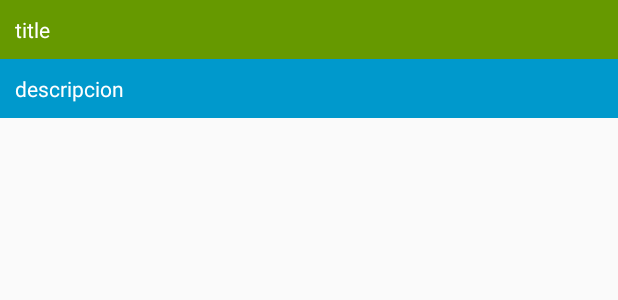
After one commit to SergioEstebanP/TFG-PigmentationDatabaseApp, an Android app: the layout fragment_informacion_pigmento.xml on its own in the app's theme, with its tools: preview values and no code run, on a phone screen of 412 x 824 dp. The commit adds this screen. Shown: the top 300 px of the screen. Run offline under Robolectric (Android 15) with nearby library versions, the phone set to English and light mode, and no system bars.

Commit message:
Conseguido mostrar desplegables en la aplicación

```diff
--- a/app/build.gradle
+++ b/app/build.gradle
@@ -20,6 +20,7 @@ android {
 
 dependencies {
     implementation fileTree(dir: 'libs', include: ['*.jar'])
+    implementation 'com.alespero:expandable-cardview:0.6'
     implementation 'com.android.support:appcompat-v7:28.0.0'
     implementation 'com.android.support.constraint:constraint-layout:1.1.3'
     implementation 'com.android.support:support-v4:28.0.0'
--- a/app/src/main/AndroidManifest.xml
+++ b/app/src/main/AndroidManifest.xml
@@ -11,12 +11,13 @@
         android:supportsRtl="true"
         android:theme="@style/AppTheme"
         tools:ignore="GoogleAppIndexingWarning">
-        <activity android:name=".subMenus.finalViews.InformacionPigmento"></activity>
         <activity android:name=".subMenus.Graficas" />
         <activity android:name=".subMenus.ReportarBug" />
         <activity android:name=".subMenus.ConsultaSimple" />
+        <activity android:name=".subMenus.AñadirPigmento" />
         <activity android:name=".subMenus.ConsultaAvanzada" />
-        <activity android:name=".subMenus.AñadirPigmento" />
+        <activity android:name=".fragment_informacion_pigmento" />
+        <activity android:name=".subMenus.finalViews.InformacionPigmento" />
         <activity
             android:name=".MainMenu"
             android:label="@string/app_name"
--- a/app/src/main/java/com/dbpigmentationapp/subMenus/finalViews/InformacionPigmento.java
+++ b/app/src/main/java/com/dbpigmentationapp/subMenus/finalViews/InformacionPigmento.java
@@ -1,7 +1,7 @@
 package com.dbpigmentationapp.subMenus.finalViews;
 
+import android.os.Bundle;
 import android.support.v7.app.AppCompatActivity;
-import android.os.Bundle;
 
 import com.dbpigmentationapp.R;
 
--- a/app/src/main/res/layout/activity_informacion_pigmento.xml
+++ b/app/src/main/res/layout/activity_informacion_pigmento.xml
@@ -1,9 +1,7 @@
 <?xml version="1.0" encoding="utf-8"?>
 <android.support.constraint.ConstraintLayout xmlns:android="http://schemas.android.com/apk/res/android"
-    xmlns:app="http://schemas.android.com/apk/res-auto"
     xmlns:tools="http://schemas.android.com/tools"
     android:layout_width="match_parent"
     android:layout_height="match_parent"
     tools:context=".subMenus.finalViews.InformacionPigmento">
-
 </android.support.constraint.ConstraintLayout>
--- /dev/null
+++ b/app/src/main/res/layout/fragment_informacion_pigmento.xml
@@ -0,0 +1,27 @@
+<?xml version="1.0" encoding="utf-8"?>
+<LinearLayout xmlns:android="http://schemas.android.com/apk/res/android"
+    android:layout_width="match_parent"
+    android:layout_height="match_parent"
+    android:orientation="vertical">
+
+    <TextView
+        android:id="@+id/title"
+        android:layout_width="match_parent"
+        android:layout_height="wrap_content"
+        android:background="@android:color/holo_green_dark"
+        android:clickable="true"
+        android:padding="10dp"
+        android:text="title"
+        android:textColor="@android:color/white" />
+
+    <!--content to hide/show -->
+    <TextView
+        android:id="@+id/content"
+        android:layout_width="match_parent"
+        android:layout_height="wrap_content"
+        android:background="@android:color/holo_blue_dark"
+        android:padding="10dp"
+        android:text="descripcion"
+        android:textColor="@android:color/white" />
+
+</LinearLayout>
```
Also changed, not shown: app/src/main/java/com/dbpigmentationapp/subMenus/finalViews/InformacionPigmentoFragment.java (added, +53 -0 lines), app/src/main/res/anim/slide_down.xml (added, +13 -0 lines), app/src/main/res/anim/slide_up.xml (added, +13 -0 lines), app/src/main/res/layout/activity_consulta_simple.xml (+7 -2 lines), app/src/main/res/layout/mycustomview.xml (added, +15 -0 lines).
